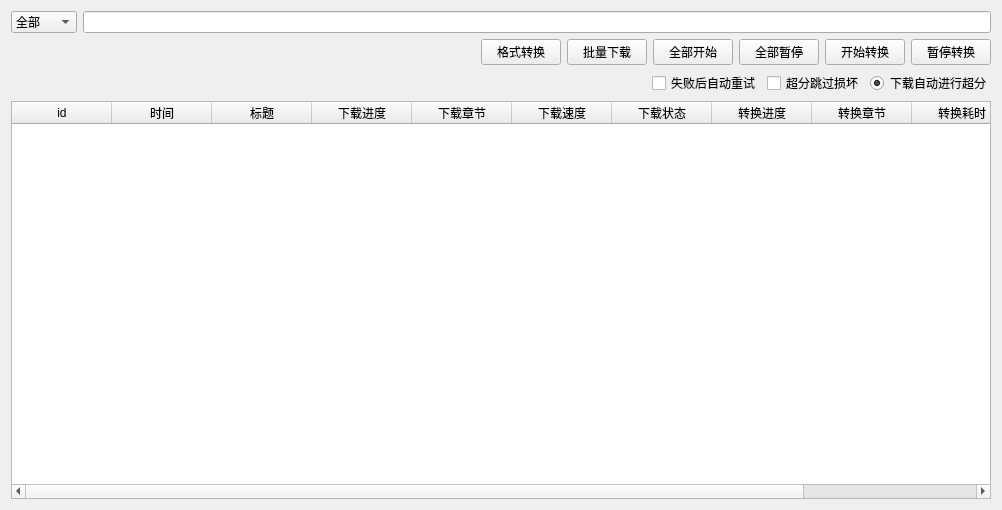
tonquer/JMComic-qt, file ui/ui_download.ui: the form before one commit.
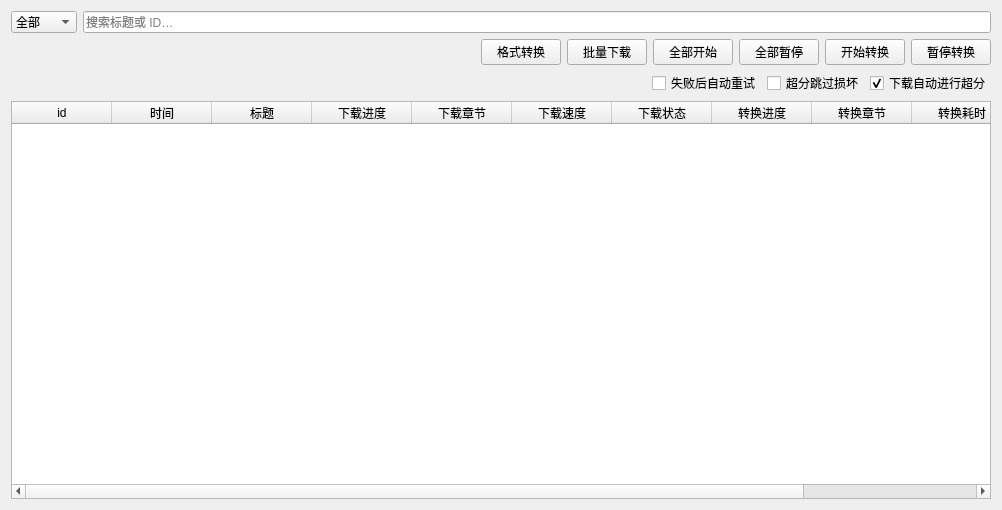
The form after the commit.

```diff
--- a/ui/ui_download.ui
+++ b/ui/ui_download.ui
@@ -107,7 +107,7 @@
       </widget>
      </item>
      <item>
-      <widget class="QRadioButton" name="radioButton">
+      <widget class="QCheckBox" name="radioButton">
        <property name="enabled">
         <bool>true</bool>
        </property>
@@ -143,7 +143,14 @@
       </widget>
      </item>
      <item>
-      <widget class="QLineEdit" name="lineEdit"/>
+      <widget class="QLineEdit" name="lineEdit">
+       <property name="placeholderText">
+        <string>搜索标题或 ID…</string>
+       </property>
+       <property name="clearButtonEnabled">
+        <bool>true</bool>
+       </property>
+      </widget>
      </item>
     </layout>
    </item>
```
